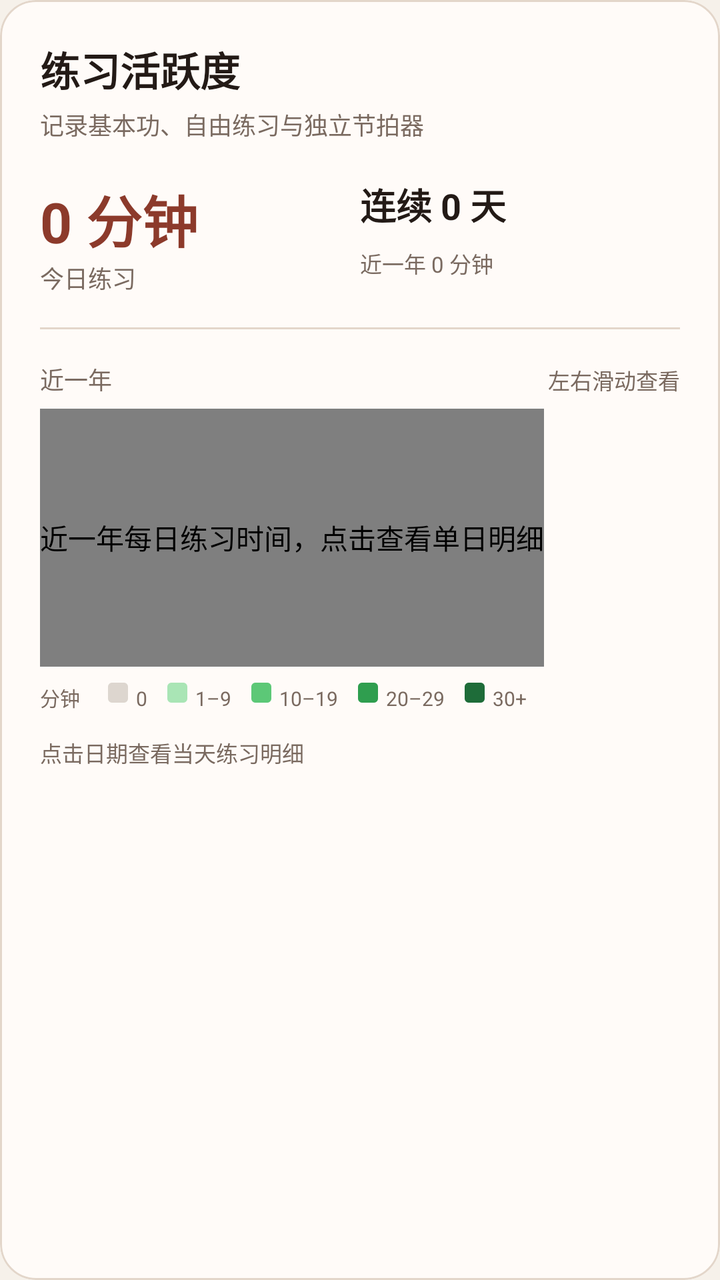
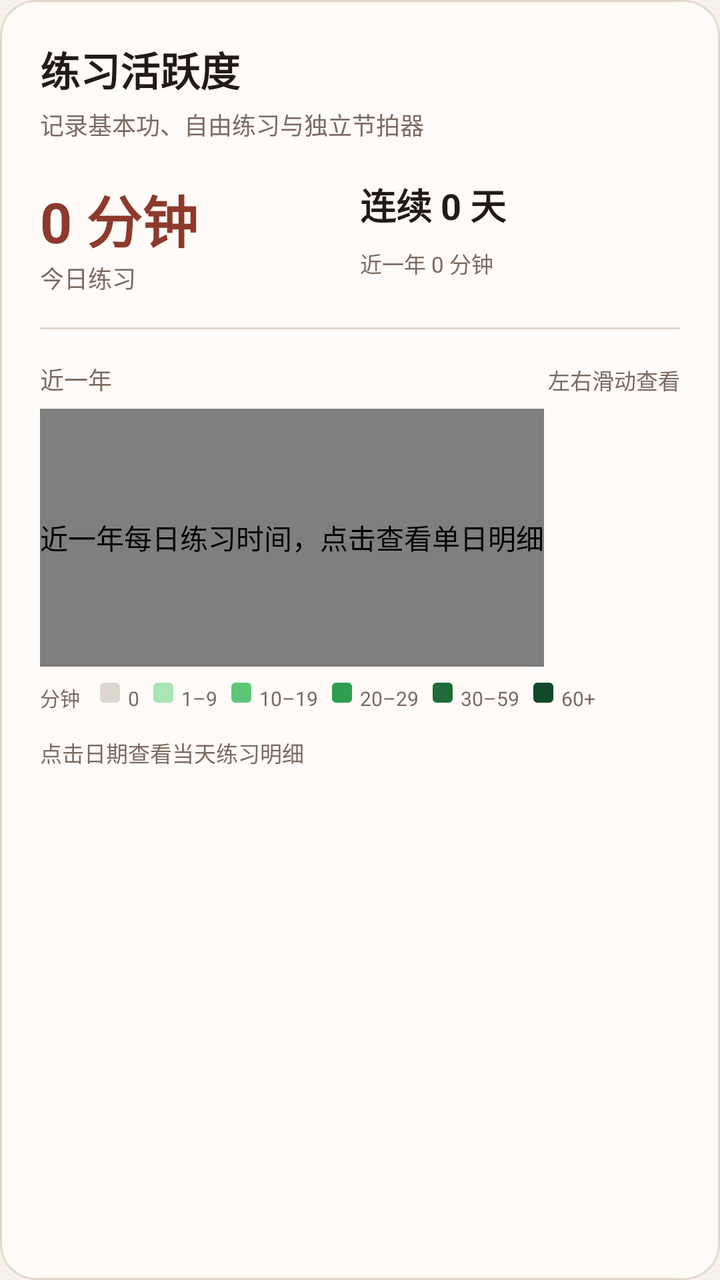

The first picture is an Android layout as it rendered before a commit; the second is the same layout after the commit. The layout source and the unified diff follow.
<!-- AndroidManifest.xml: application theme Theme.PipaTrainer -->
<!-- res/layout/view_practice_activity.xml -->
<?xml version="1.0" encoding="utf-8"?>
<com.google.android.material.card.MaterialCardView xmlns:android="http://schemas.android.com/apk/res/android"
    xmlns:app="http://schemas.android.com/apk/res-auto"
    style="@style/App.Card"
    android:layout_width="match_parent"
    android:layout_height="wrap_content">

    <LinearLayout
        android:layout_width="match_parent"
        android:layout_height="wrap_content"
        android:orientation="vertical"
        android:padding="20dp">

        <TextView
            android:layout_width="wrap_content"
            android:layout_height="wrap_content"
            android:text="@string/activity_title"
            android:textColor="@color/text_primary"
            android:textSize="20sp"
            android:textStyle="bold" />

        <TextView
            android:layout_width="wrap_content"
            android:layout_height="wrap_content"
            android:layout_marginTop="4dp"
            android:text="@string/activity_scope"
            android:textColor="@color/text_secondary"
            android:textSize="12sp" />

        <LinearLayout
            android:layout_width="match_parent"
            android:layout_height="wrap_content"
            android:layout_marginTop="18dp"
            android:orientation="horizontal">

            <LinearLayout
                android:layout_width="0dp"
                android:layout_height="wrap_content"
                android:layout_weight="1"
                android:orientation="vertical">
                <TextView android:id="@+id/todayPractice" android:layout_width="wrap_content"
                    android:layout_height="wrap_content" android:text="0 分钟"
                    android:textColor="@color/brand_text" android:textSize="28sp" android:textStyle="bold" />
                <TextView android:layout_width="wrap_content" android:layout_height="wrap_content"
                    android:text="@string/activity_today" android:textColor="@color/text_secondary" android:textSize="12sp" />
            </LinearLayout>
            <LinearLayout
                android:layout_width="0dp"
                android:layout_height="wrap_content"
                android:layout_weight="1"
                android:orientation="vertical">
                <TextView android:id="@+id/streakPractice" android:layout_width="wrap_content"
                    android:layout_height="wrap_content" android:text="连续 0 天"
                    android:textColor="@color/text_primary" android:textSize="18sp" android:textStyle="bold" />
                <TextView android:id="@+id/yearPractice" android:layout_width="wrap_content"
                    android:layout_height="wrap_content" android:layout_marginTop="8dp"
                    android:text="近一年 0 分钟" android:textColor="@color/text_secondary" android:textSize="11sp" />
            </LinearLayout>
        </LinearLayout>

        <View android:layout_width="match_parent" android:layout_height="1dp"
            android:layout_marginVertical="16dp" android:background="@color/outline" />

        <LinearLayout android:layout_width="match_parent" android:layout_height="wrap_content"
            android:orientation="horizontal">
            <TextView android:layout_width="0dp" android:layout_height="wrap_content"
                android:layout_weight="1" android:text="@string/activity_year"
                android:textColor="@color/text_secondary" android:textSize="12sp" />
            <TextView android:layout_width="wrap_content" android:layout_height="wrap_content"
                android:text="@string/activity_scroll" android:textColor="@color/text_secondary" android:textSize="11sp" />
        </LinearLayout>

        <HorizontalScrollView
            android:id="@+id/activityScroll"
            android:layout_width="match_parent"
            android:layout_height="wrap_content"
            android:layout_marginTop="6dp"
            android:scrollbars="none"
            android:fillViewport="false">
            <com.vampuck.pipa_trainer.view.PracticeHeatmapView
                android:id="@+id/activityHeatmap"
                android:layout_width="wrap_content"
                android:layout_height="129dp"
                android:contentDescription="@string/activity_heatmap_desc" />
        </HorizontalScrollView>

        <LinearLayout
            android:layout_width="wrap_content"
            android:layout_height="wrap_content"
            android:layout_marginTop="8dp"
            android:orientation="horizontal">
            <TextView android:layout_width="wrap_content" android:layout_height="wrap_content"
                android:text="分钟" android:textColor="@color/text_secondary" android:textSize="10sp" />
            <ImageView android:layout_width="10dp" android:layout_height="10dp" android:layout_marginStart="14dp"
                android:src="@drawable/activity_level_0" android:contentDescription="@null" />
            <TextView android:layout_width="wrap_content" android:layout_height="wrap_content"
                android:layout_marginStart="4dp" android:text="0" android:textColor="@color/text_secondary" android:textSize="10sp" />
            <ImageView android:layout_width="10dp" android:layout_height="10dp" android:layout_marginStart="10dp"
                android:src="@drawable/activity_level_1" android:contentDescription="@null" />
            <TextView android:layout_width="wrap_content" android:layout_height="wrap_content"
                android:layout_marginStart="4dp" android:text="1–9" android:textColor="@color/text_secondary" android:textSize="10sp" />
            <ImageView android:layout_width="10dp" android:layout_height="10dp" android:layout_marginStart="10dp"
                android:src="@drawable/activity_level_2" android:contentDescription="@null" />
            <TextView android:layout_width="wrap_content" android:layout_height="wrap_content"
                android:layout_marginStart="4dp" android:text="10–19" android:textColor="@color/text_secondary" android:textSize="10sp" />
            <ImageView android:layout_width="10dp" android:layout_height="10dp" android:layout_marginStart="10dp"
                android:src="@drawable/activity_level_3" android:contentDescription="@null" />
            <TextView android:layout_width="wrap_content" android:layout_height="wrap_content"
                android:layout_marginStart="4dp" android:text="20–29" android:textColor="@color/text_secondary" android:textSize="10sp" />
            <ImageView android:layout_width="10dp" android:layout_height="10dp" android:layout_marginStart="10dp"
                android:src="@drawable/activity_level_4" android:contentDescription="@null" />
            <TextView android:layout_width="wrap_content" android:layout_height="wrap_content"
                android:layout_marginStart="4dp" android:text="30+" android:textColor="@color/text_secondary" android:textSize="10sp" />
        </LinearLayout>

        <TextView
            android:layout_width="wrap_content"
            android:layout_height="wrap_content"
            android:layout_marginTop="12dp"
            android:text="@string/activity_detail_hint"
            android:textColor="@color/text_secondary"
            android:textSize="11sp" />
    </LinearLayout>
</com.google.android.material.card.MaterialCardView>
<!-- resources referenced by this layout -->
<resources>
  <color name="brand_text">#FF8C3A2B</color>
  <color name="outline">#FFE3D6CA</color>
  <color name="text_primary">#FF231A16</color>
  <color name="text_secondary">#FF7A6A60</color>
  <!-- drawable activity_level_0 (drawable) -->
  <?xml version="1.0" encoding="utf-8"?>
  <shape xmlns:android="http://schemas.android.com/apk/res/android" android:shape="rectangle">
      <solid android:color="@color/activity_0" /><corners android:radius="2dp" />
  </shape>
  <!-- drawable activity_level_1 (drawable) -->
  <?xml version="1.0" encoding="utf-8"?>
  <shape xmlns:android="http://schemas.android.com/apk/res/android" android:shape="rectangle">
      <solid android:color="@color/activity_1" /><corners android:radius="2dp" />
  </shape>
  <!-- drawable activity_level_2 (drawable) -->
  <?xml version="1.0" encoding="utf-8"?>
  <shape xmlns:android="http://schemas.android.com/apk/res/android" android:shape="rectangle">
      <solid android:color="@color/activity_2" /><corners android:radius="2dp" />
  </shape>
  <!-- drawable activity_level_3 (drawable) -->
  <?xml version="1.0" encoding="utf-8"?>
  <shape xmlns:android="http://schemas.android.com/apk/res/android" android:shape="rectangle">
      <solid android:color="@color/activity_3" /><corners android:radius="2dp" />
  </shape>
  <!-- drawable activity_level_4 (drawable) -->
  <?xml version="1.0" encoding="utf-8"?>
  <shape xmlns:android="http://schemas.android.com/apk/res/android" android:shape="rectangle">
      <solid android:color="@color/activity_4" /><corners android:radius="2dp" />
  </shape>
  <string name="activity_detail_hint">点击日期查看当天练习明细</string>
  <string name="activity_heatmap_desc">近一年每日练习时间，点击查看单日明细</string>
  <string name="activity_scope">记录基本功、自由练习与独立节拍器</string>
  <string name="activity_scroll">左右滑动查看</string>
  <string name="activity_title">练习活跃度</string>
  <string name="activity_today">今日练习</string>
  <string name="activity_year">近一年</string>
  <style name="App.Card" parent="Widget.Material3.CardView.Outlined">
          <item name="cardCornerRadius">18dp</item>
          <item name="cardElevation">0dp</item>
          <item name="cardBackgroundColor">@color/surface</item>
          <item name="contentPadding">0dp</item>
          <item name="strokeColor">@color/outline</item>
          <item name="strokeWidth">1dp</item>
      </style>
  <color name="activity_0">#FFDDD6CF</color>
  <color name="activity_1">#FFA9E5B5</color>
  <color name="activity_2">#FF5CC877</color>
  <color name="activity_3">#FF2F9E4F</color>
  <color name="activity_4">#FF1E6C39</color>
  <color name="surface">#FFFFFBF8</color>
  <color name="pipa_primary">#FF8C3A2B</color>
  <color name="white">#FFFFFFFF</color>
  <color name="primary_container">#FFF7DED4</color>
  <color name="on_primary_container">#FF3A1710</color>
  <color name="pipa_accent">#FFC8973F</color>
  <color name="accent_container">#FFF6E7CC</color>
  <color name="bg">#FFF6F1EA</color>
  <color name="surface_variant">#FFF2E8DF</color>
  <color name="pipa_primary_dark">#FF5E271E</color>
  <style name="App.Button" parent="Widget.Material3.Button">
          <item name="shapeAppearanceOverlay">@style/App.Shape.Button</item>
          <item name="android:letterSpacing">0.02</item>
          <item name="android:textSize">16sp</item>
          <item name="android:paddingTop">6dp</item>
          <item name="android:paddingBottom">6dp</item>
      </style>
  <color name="bad">#FFC62F2F</color>
  <style name="App.Shape.Button" parent="">
          <item name="cornerFamily">rounded</item>
          <item name="cornerSize">16dp</item>
      </style>
  <!-- unchanged entries left out for length: 2 -->
</resources>

<!-- the commit's change to res/layout/view_practice_activity.xml (unified diff, before → after) -->
@@ -84,34 +84,45 @@
                 android:contentDescription="@string/activity_heatmap_desc" />
         </HorizontalScrollView>
 
-        <LinearLayout
-            android:layout_width="wrap_content"
+        
+        <HorizontalScrollView
+            android:layout_width="match_parent"
             android:layout_height="wrap_content"
             android:layout_marginTop="8dp"
-            android:orientation="horizontal">
-            <TextView android:layout_width="wrap_content" android:layout_height="wrap_content"
-                android:text="分钟" android:textColor="@color/text_secondary" android:textSize="10sp" />
-            <ImageView android:layout_width="10dp" android:layout_height="10dp" android:layout_marginStart="14dp"
-                android:src="@drawable/activity_level_0" android:contentDescription="@null" />
-            <TextView android:layout_width="wrap_content" android:layout_height="wrap_content"
-                android:layout_marginStart="4dp" android:text="0" android:textColor="@color/text_secondary" android:textSize="10sp" />
-            <ImageView android:layout_width="10dp" android:layout_height="10dp" android:layout_marginStart="10dp"
-                android:src="@drawable/activity_level_1" android:contentDescription="@null" />
-            <TextView android:layout_width="wrap_content" android:layout_height="wrap_content"
-                android:layout_marginStart="4dp" android:text="1–9" android:textColor="@color/text_secondary" android:textSize="10sp" />
-            <ImageView android:layout_width="10dp" android:layout_height="10dp" android:layout_marginStart="10dp"
-                android:src="@drawable/activity_level_2" android:contentDescription="@null" />
-            <TextView android:layout_width="wrap_content" android:layout_height="wrap_content"
-                android:layout_marginStart="4dp" android:text="10–19" android:textColor="@color/text_secondary" android:textSize="10sp" />
-            <ImageView android:layout_width="10dp" android:layout_height="10dp" android:layout_marginStart="10dp"
-                android:src="@drawable/activity_level_3" android:contentDescription="@null" />
-            <TextView android:layout_width="wrap_content" android:layout_height="wrap_content"
-                android:layout_marginStart="4dp" android:text="20–29" android:textColor="@color/text_secondary" android:textSize="10sp" />
-            <ImageView android:layout_width="10dp" android:layout_height="10dp" android:layout_marginStart="10dp"
-                android:src="@drawable/activity_level_4" android:contentDescription="@null" />
-            <TextView android:layout_width="wrap_content" android:layout_height="wrap_content"
-                android:layout_marginStart="4dp" android:text="30+" android:textColor="@color/text_secondary" android:textSize="10sp" />
-        </LinearLayout>
+            android:scrollbars="none"
+            android:fillViewport="false">
+            <LinearLayout
+                android:layout_width="wrap_content"
+                android:layout_height="wrap_content"
+                android:orientation="horizontal">
+                <TextView android:layout_width="wrap_content" android:layout_height="wrap_content"
+                    android:text="分钟" android:textColor="@color/text_secondary" android:textSize="10sp" />
+                <ImageView android:layout_width="10dp" android:layout_height="10dp" android:layout_marginStart="10dp"
+                    android:src="@drawable/activity_level_0" android:contentDescription="@null" />
+                <TextView android:layout_width="wrap_content" android:layout_height="wrap_content"
+                    android:layout_marginStart="4dp" android:text="0" android:textColor="@color/text_secondary" android:textSize="10sp" />
+                <ImageView android:layout_width="10dp" android:layout_height="10dp" android:layout_marginStart="7dp"
+                    android:src="@drawable/activity_level_1" android:contentDescription="@null" />
+                <TextView android:layout_width="wrap_content" android:layout_height="wrap_content"
+                    android:layout_marginStart="4dp" android:text="1–9" android:textColor="@color/text_secondary" android:textSize="10sp" />
+                <ImageView android:layout_width="10dp" android:layout_height="10dp" android:layout_marginStart="7dp"
+                    android:src="@drawable/activity_level_2" android:contentDescription="@null" />
+                <TextView android:layout_width="wrap_content" android:layout_height="wrap_content"
+                    android:layout_marginStart="4dp" android:text="10–19" android:textColor="@color/text_secondary" android:textSize="10sp" />
+                <ImageView android:layout_width="10dp" android:layout_height="10dp" android:layout_marginStart="7dp"
+                    android:src="@drawable/activity_level_3" android:contentDescription="@null" />
+                <TextView android:layout_width="wrap_content" android:layout_height="wrap_content"
+                    android:layout_marginStart="4dp" android:text="20–29" android:textColor="@color/text_secondary" android:textSize="10sp" />
+                <ImageView android:layout_width="10dp" android:layout_height="10dp" android:layout_marginStart="7dp"
+                    android:src="@drawable/activity_level_4" android:contentDescription="@null" />
+                <TextView android:layout_width="wrap_content" android:layout_height="wrap_content"
+                    android:layout_marginStart="4dp" android:text="30–59" android:textColor="@color/text_secondary" android:textSize="10sp" />
+                <ImageView android:layout_width="10dp" android:layout_height="10dp" android:layout_marginStart="7dp"
+                    android:src="@drawable/activity_level_5" android:contentDescription="@null" />
+                <TextView android:layout_width="wrap_content" android:layout_height="wrap_content"
+                    android:layout_marginStart="4dp" android:text="60+" android:textColor="@color/text_secondary" android:textSize="10sp" />
+            </LinearLayout>
+        </HorizontalScrollView>
 
         <TextView
             android:layout_width="wrap_content"
<!-- resource entries referenced after the edit -->
@@ -29,6 +29,11 @@
   <shape xmlns:android="http://schemas.android.com/apk/res/android" android:shape="rectangle">
       <solid android:color="@color/activity_4" /><corners android:radius="2dp" />
   </shape>
+  <!-- drawable activity_level_5 (drawable) -->
+  <?xml version="1.0" encoding="utf-8"?>
+  <shape xmlns:android="http://schemas.android.com/apk/res/android" android:shape="rectangle">
+      <solid android:color="@color/activity_5" /><corners android:radius="2dp" />
+  </shape>
   <string name="activity_detail_hint">点击日期查看当天练习明细</string>
   <string name="activity_heatmap_desc">近一年每日练习时间，点击查看单日明细</string>
   <string name="activity_scope">记录基本功、自由练习与独立节拍器</string>
@@ -49,6 +54,7 @@
   <color name="activity_2">#FF5CC877</color>
   <color name="activity_3">#FF2F9E4F</color>
   <color name="activity_4">#FF1E6C39</color>
+  <color name="activity_5">#FF12492A</color>
   <color name="surface">#FFFFFBF8</color>
   <color name="pipa_primary">#FF8C3A2B</color>
   <color name="white">#FFFFFFFF</color>
